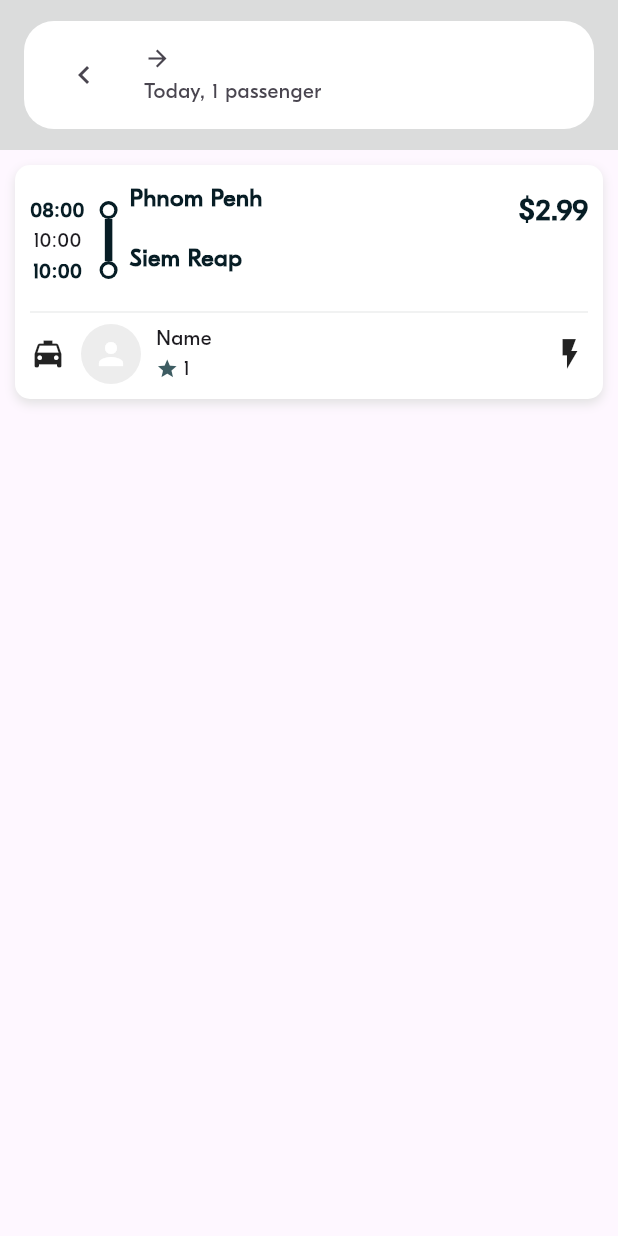
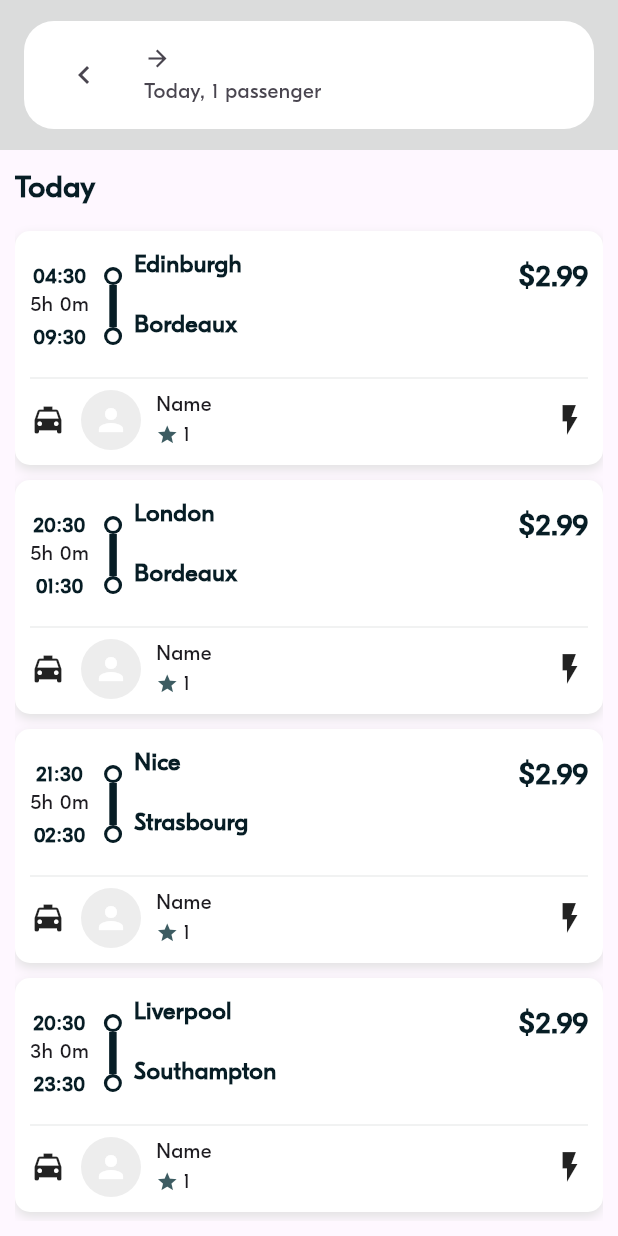
Before and after one commit to Ming-99s/BlaBlaCar_Recreate, a Flutter app: the screen it shows after launch, after a tap on "Search", on a phone screen of 412 x 824 dp. Run offline on Flutter 3.47's test engine with Material 3 defaults, Android fonts, the phone set to English and light mode, and no system bars; drawn by our look-alikes of timeline_tile; our stand-ins replace device_preview; project files that could hold a hidden picture were left out.

Commit message:
completed search result screen

```diff
--- a/lib/data/dummy_data.dart
+++ b/lib/data/dummy_data.dart
@@ -149,7 +149,7 @@ List<User> fakeUsers = [
 
 // Fake  Rides
 
-List<Ride> fakeRides = List.generate(50, (index) {
+List<Ride> fakeRides = List.generate(10000, (index) {
   // Select random locations for departure & arrival (ensuring they are different)
   Location departureLocation =
       fakeLocations[random.nextInt(fakeLocations.length)];
--- a/lib/data/repository/ride_repository.dart
+++ b/lib/data/repository/ride_repository.dart
@@ -9,8 +9,10 @@ class RideRepository {
     return _allRides
         .where(
           (ride) =>
-              ride.departureLocation == preferences.departure &&
-              ride.arrivalLocation == preferences.arrival &&
+ride.departureLocation.name.contains(
+                preferences.departure.name,
+              ) &&
+              ride.arrivalLocation.name.contains(preferences.arrival.name) &&
               ride.availableSeats >= preferences.requestedSeats,
         )
         .toList();
--- a/lib/ui/screen/result/result_screen.dart
+++ b/lib/ui/screen/result/result_screen.dart
@@ -1,11 +1,15 @@
 import 'package:blablacarv2/ui/screen/result/widget/result_content.dart';
+import 'package:blablacarv2/ui/viewmodel/result_view_model.dart';
 import 'package:flutter/material.dart';
+import 'package:provider/provider.dart';
 
 class ResultScreen extends StatelessWidget {
   const ResultScreen({super.key});
 
   @override
   Widget build(BuildContext context) {
-    return ResultContent();
+    return ChangeNotifierProvider(
+      create: (create)=> ResultViewModel(),
+      child: ResultContent());
   }
 }
--- a/lib/ui/screen/result/widget/result_content.dart
+++ b/lib/ui/screen/result/widget/result_content.dart
@@ -1,8 +1,11 @@
+import 'package:blablacarv2/data/dummy_data.dart';
+import 'package:blablacarv2/model/ride/ride.dart';
 import 'package:blablacarv2/ui/core/theme/theme.dart';
 import 'package:blablacarv2/ui/core/widget/form_preference.dart';
 import 'package:blablacarv2/ui/screen/result/widget/ride_preference_card.dart';
 import 'package:blablacarv2/ui/screen/result/widget/ride_preference_tile.dart';
 import 'package:blablacarv2/ui/viewmodel/form_view_model.dart';
+import 'package:blablacarv2/ui/viewmodel/result_view_model.dart';
 import 'package:blablacarv2/utils/animations_util.dart';
 import 'package:flutter/material.dart';
 import 'package:provider/provider.dart';
@@ -13,6 +16,8 @@ class ResultContent extends StatelessWidget {
   @override
   Widget build(BuildContext context) {
     final FormViewModel vm = context.watch<FormViewModel>();
+    final ResultViewModel vmr = context.watch<ResultViewModel>();
+    List<Ride> allride = vmr.getAllRide(vm.ridePrefernce);
     void back() {
       Navigator.pop(context);
     }
@@ -21,34 +26,51 @@ class ResultContent extends StatelessWidget {
       Navigator.push(
         context,
         RouteHelper.createTopToMidRoute(
-          Scaffold(body: SafeArea(child: Container(
-
-            padding: EdgeInsets.all(10),
-            child: Column(
-              children: [
-                FormPreference(openResultScreen: false,),
-              ],
-            )))),
+          Scaffold(
+            body: SafeArea(
+              child: Container(
+                padding: EdgeInsets.all(10),
+                child: Column(
+                  children: [FormPreference(openResultScreen: false)],
+                ),
+              ),
+            ),
+          ),
         ),
       );
     }
 
     return Scaffold(
-
       appBar: AppBar(
         toolbarHeight: 100,
         backgroundColor: BlaColors.neutralLighter,
         automaticallyImplyLeading: false,
-        title: RidePreferenceTile(back: back, onEdit: onEdit, ridePref: vm.ridePrefernce),
+        title: RidePreferenceTile(
+          back: back,
+          onEdit: onEdit,
+          ridePref: vm.ridePrefernce,
+        ),
       ),
       body: Center(
         child: SafeArea(
-          child: Column(
-            children: [
+          child: Container(
+            padding: EdgeInsets.all(10),
+            child: Column(
+              crossAxisAlignment: CrossAxisAlignment.start,
+              children: [
+                Text('Today', style: BlaTextStyles.price),
+                SizedBox(height: 10),
 
-
-                    RidePreferenceCard()
-            ],
+                Expanded(
+                  child: ListView.builder(
+                    itemCount: allride.length,
+                    itemBuilder: (context, index) {
+                      return RidePreferenceCard(ride: allride[index]);
+                    },
+                  ),
+                ),
+              ],
+            ),
           ),
         ),
       ),
--- a/lib/ui/screen/result/widget/ride_preference_card.dart
+++ b/lib/ui/screen/result/widget/ride_preference_card.dart
@@ -1,18 +1,23 @@
+import 'package:blablacarv2/model/ride/ride.dart';
 import 'package:blablacarv2/ui/core/theme/theme.dart';
+import 'package:blablacarv2/utils/date_time_utils.dart';
 import 'package:flutter/material.dart';
-import 'package:flutter/rendering.dart';
 import 'package:timeline_tile/timeline_tile.dart';
 
 class RidePreferenceCard extends StatelessWidget {
-  const RidePreferenceCard({super.key});
-
+  const RidePreferenceCard({super.key,required this.ride});
+  final Ride ride;
   @override
   Widget build(BuildContext context) {
+  Duration rideDuration = ride.arrivalDateTime.difference(ride.departureDate);
+  String formattedDuration =
+        "${rideDuration.inHours}h ${rideDuration.inMinutes.remainder(60)}m";
     double indicatorSize = 12;
     double circleSize = 9;
     double afterline = 5;
     double beforeline = 5;
     return Container(
+      margin: EdgeInsets.symmetric(vertical: 5),
       decoration: BoxDecoration(
         borderRadius: BorderRadius.circular(10),
         color: BlaColors.white,
@@ -21,13 +26,11 @@ class RidePreferenceCard extends StatelessWidget {
             blurRadius: 5,
             color: BlaColors.greyLight,
 
-            offset: Offset(0, 3)
-
-          )
-        ]
+            offset: Offset(0, 3),
+          ),
+        ],
       ),
       padding: const EdgeInsets.all(10),
-      margin: const EdgeInsets.all(10),
       child: Column(
         children: [
           Row(
@@ -38,11 +41,11 @@ class RidePreferenceCard extends StatelessWidget {
                   Column(
                     mainAxisSize: MainAxisSize.min,
                     children: [
-                      Text('08:00',style: BlaTextStyles.time,),
-                      Text('10:00'),
+                      Text(DateTimeUtils.formatTime(ride.departureDate), style: BlaTextStyles.time),
+                      Text(formattedDuration),
                       SizedBox(height: 1),
 
-                      Text('10:00',style: BlaTextStyles.time,),
+                      Text(DateTimeUtils.formatTime(ride.arrivalDateTime), style: BlaTextStyles.time),
                     ],
                   ),
 
@@ -71,9 +74,12 @@ class RidePreferenceCard extends StatelessWidget {
                               thickness: afterline,
                               color: BlaColors.secondary,
                             ),
-                            endChild:  Padding(
+                            endChild: Padding(
                               padding: EdgeInsets.only(left: 8),
-                              child: Text('Phnom Penh',style: BlaTextStyles.loc,),
+                              child: Text(
+                                '${ride.departureLocation}',
+                                style: BlaTextStyles.loc,
+                              ),
                             ),
                           ),
                         ),
@@ -96,7 +102,10 @@ class RidePreferenceCard extends StatelessWidget {
                             ),
                             endChild: Padding(
                               padding: const EdgeInsets.only(left: 8),
-                              child: Text('Siem Reap',style: BlaTextStyles.loc ,),
+                              child: Text(
+                                '${ride.arrivalLocation}',
+                                style: BlaTextStyles.loc,
+                              ),
                             ),
                           ),
                         ),
@@ -106,7 +115,12 @@ class RidePreferenceCard extends StatelessWidget {
                 ],
               ),
 
-              Column(children: [Text('\$2.99',style: BlaTextStyles.price,), SizedBox(height: 40)]),
+              Column(
+                children: [
+                  Text('\$2.99', style: BlaTextStyles.price),
+                  SizedBox(height: 40),
+                ],
+              ),
             ],
           ),
 
@@ -118,9 +132,9 @@ class RidePreferenceCard extends StatelessWidget {
               Row(
                 children: [
                   Icon(Icons.local_taxi),
-                  SizedBox(width: 10,),
+                  SizedBox(width: 10),
                   CircleAvatar(
-                    child: Icon(Icons.person,color: BlaColors.white,),
+                    child: Icon(Icons.person, color: BlaColors.white),
                     backgroundColor: BlaColors.backgroundAccent,
                   ),
                   SizedBox(width: 10),
@@ -132,21 +146,19 @@ class RidePreferenceCard extends StatelessWidget {
                         crossAxisAlignment: CrossAxisAlignment.center,
                         mainAxisAlignment: MainAxisAlignment.center,
                         children: [
-                          Icon(Icons.star,size: 15,color: BlaColors.neutral,),
-                          SizedBox(width: 3,),
-                          Text('1',)
+                          Icon(Icons.star, size: 15, color: BlaColors.neutral),
+                          SizedBox(width: 3),
+                          Text('1'),
                         ],
-                      )
+                      ),
                     ],
-
-                  )
+                  ),
                 ],
-
               ),
 
-              Icon(Icons.flash_on_sharp)
+              Icon(Icons.flash_on_sharp),
             ],
-          )
+          ),
         ],
       ),
     );
--- /dev/null
+++ b/lib/ui/viewmodel/result_view_model.dart
@@ -0,0 +1,12 @@
+import 'package:blablacarv2/model/ride/ride.dart';
+import 'package:blablacarv2/model/ride_pref/ride_pref.dart';
+import 'package:blablacarv2/service/ride_service.dart';
+import 'package:flutter/material.dart';
+
+class ResultViewModel extends ChangeNotifier {
+  RidesService ridesService = RidesService();
+
+  List<Ride> getAllRide(RidePref ridePref) {
+    return ridesService.repo.getRidesFor(ridePref);
+  }
+}
```
